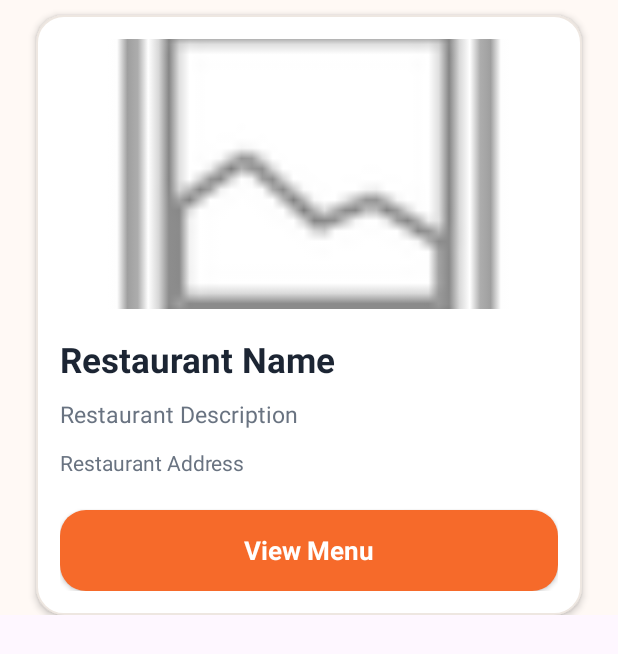
After one commit to TerrenceNgari/MOBILE-APP2-2026, an Android app: the layout item_restaurant.xml on its own in the app's theme, with its tools: preview values and no code run, on a phone screen of 412 x 824 dp. The commit adds this screen. Shown: the top 654 px of the screen. Run offline under Robolectric (Android 15) with nearby library versions, the phone set to English and light mode, and no system bars.

Commit message:
Configured restaurant selection with RecyclerView

```diff
--- a/app/build.gradle.kts
+++ b/app/build.gradle.kts
@@ -39,6 +39,7 @@ dependencies {
     implementation("androidx.activity:activity-ktx:1.13.0")
     implementation("androidx.activity:activity:1.10.1")
     implementation("androidx.appcompat:appcompat:1.7.0")
+    implementation("androidx.recyclerview:recyclerview:1.4.0")
     implementation("com.google.android.material:material:1.12.0")
     implementation("androidx.constraintlayout:constraintlayout:2.2.1")
 
--- /dev/null
+++ b/app/src/main/res/layout/item_restaurant.xml
@@ -0,0 +1,87 @@
+<?xml version="1.0" encoding="utf-8"?>
+<androidx.constraintlayout.widget.ConstraintLayout xmlns:android="http://schemas.android.com/apk/res/android"
+    xmlns:app="http://schemas.android.com/apk/res-auto"
+    xmlns:tools="http://schemas.android.com/tools"
+    android:layout_width="match_parent"
+    android:layout_height="wrap_content"
+    android:background="#FFF9F5">
+
+    <!-- Restaurant Information Card -->
+    <LinearLayout
+        android:id="@+id/layoutRestaurantInfo"
+        android:layout_width="match_parent"
+        android:layout_height="wrap_content"
+        android:layout_marginStart="24dp"
+        android:layout_marginTop="10dp"
+        android:layout_marginEnd="24dp"
+        android:background="@drawable/mb_card"
+        android:elevation="3dp"
+        android:orientation="vertical"
+        android:padding="16dp"
+        app:layout_constraintEnd_toEndOf="parent"
+        app:layout_constraintStart_toStartOf="parent"
+        app:layout_constraintTop_toTopOf="parent">
+
+        <!-- Restaurant Image -->
+        <ImageView
+            android:id="@+id/imageRestaurant"
+            android:layout_width="match_parent"
+            android:layout_height="180dp"
+            android:layout_marginBottom="18dp"
+            android:contentDescription="Restaurant image"
+            android:scaleType="centerCrop"
+            app:srcCompat="@android:drawable/ic_menu_gallery" />
+
+        <!-- Restaurant Name -->
+        <TextView
+            android:id="@+id/textRestaurantName"
+            android:layout_width="match_parent"
+            android:layout_height="wrap_content"
+            android:layout_marginBottom="10dp"
+            android:hint="Restaurant Name"
+            android:textColor="#1C2533"
+            android:textColorHint="#1C2533"
+            android:textSize="23sp"
+            android:textStyle="bold" />
+
+        <!-- Restaurant Description -->
+        <TextView
+            android:id="@+id/textRestaurantDescription"
+            android:layout_width="match_parent"
+            android:layout_height="wrap_content"
+            android:layout_marginBottom="12dp"
+            android:hint="Restaurant Description"
+            android:lineSpacingExtra="4dp"
+            android:textColor="#697381"
+            android:textColorHint="#697381"
+            android:textSize="15sp" />
+
+        <!-- Restaurant Address -->
+        <TextView
+            android:id="@+id/textRestaurantAddress"
+            android:layout_width="match_parent"
+            android:layout_height="wrap_content"
+            android:layout_marginBottom="22dp"
+            android:hint="Restaurant Address"
+            android:textColor="#697381"
+            android:textColorHint="#697381"
+            android:textSize="14sp" />
+
+        <!-- View Menu Button -->
+        <TextView
+            android:id="@+id/textButtonRestaurantMenu"
+            android:layout_width="match_parent"
+            android:layout_height="54dp"
+            android:background="@drawable/mb_primary"
+            android:clickable="true"
+            android:elevation="2dp"
+            android:focusable="true"
+            android:gravity="center"
+            android:text="View Menu"
+            android:textColor="#FFFFFF"
+            android:textSize="17sp"
+            android:textStyle="bold" />
+
+    </LinearLayout>
+
+</androidx.constraintlayout.widget.ConstraintLayout>
```
Also changed, not shown: app/src/main/java/com/example/deliveryapp/OrderPage.java (+12 -1 lines), app/src/main/java/com/example/deliveryapp/RestaurantAdapter.java (added, +86 -0 lines), app/src/main/java/com/example/deliveryapp/RestaurantModal.java (added, +67 -0 lines), app/src/main/java/com/example/deliveryapp/RestaurantSelection.java (+37 -23 lines), app/src/main/res/layout/activity_restaurant_selection.xml (+10 -72 lines), app/src/main/res/drawable/restaurant_coffee_house.jpg (added).
